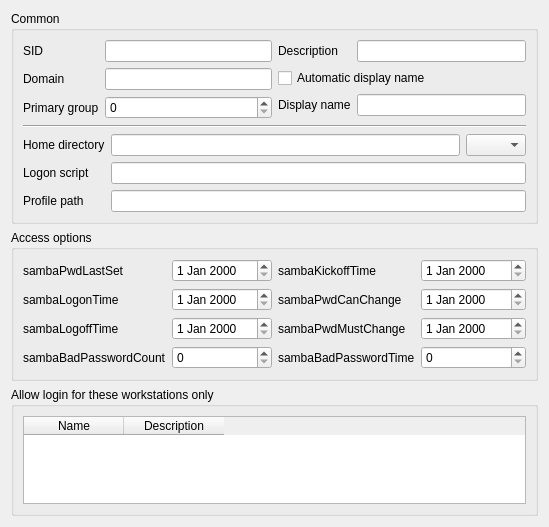
Qt form agent/src/clacks/agent/data/templates/default/user-samba.ui (gonicus/clacks) before a commit.
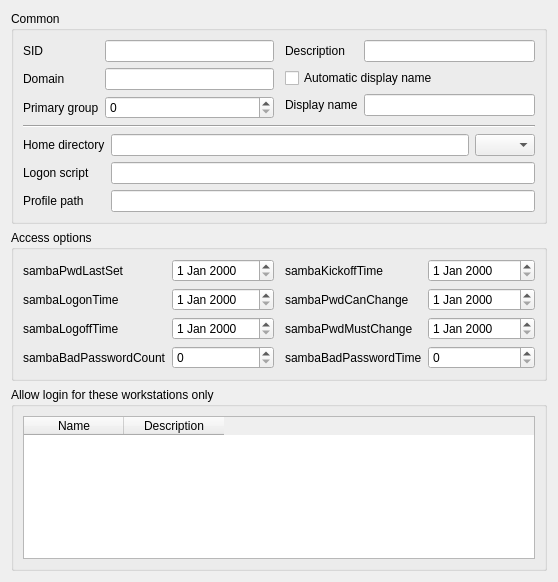
The same form after that commit. Icons and pictures are not drawn.

```diff
--- a/agent/src/clacks/agent/data/templates/default/user-samba.ui
+++ b/agent/src/clacks/agent/data/templates/default/user-samba.ui
@@ -6,8 +6,8 @@
    <rect>
     <x>0</x>
     <y>0</y>
-    <width>549</width>
-    <height>527</height>
+    <width>558</width>
+    <height>582</height>
    </rect>
   </property>
   <property name="windowTitle">
@@ -25,8 +25,6 @@
      </property>
      <layout class="QGridLayout" name="gridLayout">
       <item row="0" column="0">
-       <layout class="QVBoxLayout" name="verticalLayout">
-        <item>
          <layout class="QHBoxLayout" name="horizontalLayout_2">
           <item>
            <layout class="QFormLayout" name="formLayout_2">
@@ -71,6 +69,22 @@
             </item>
            </layout>
           </item>
+        <item>
+         <spacer name="horizontalSpacer">
+          <property name="orientation">
+           <enum>Qt::Horizontal</enum>
+          </property>
+          <property name="sizeType">
+           <enum>QSizePolicy::Fixed</enum>
+          </property>
+          <property name="sizeHint" stdset="0">
+           <size>
+            <width>5</width>
+            <height>20</height>
+           </size>
+          </property>
+         </spacer>
+        </item>
           <item>
            <layout class="QFormLayout" name="formLayout_3">
             <item row="0" column="0">
@@ -110,6 +124,8 @@
           </item>
          </layout>
         </item>
+      <item row="1" column="0">
+       <layout class="QVBoxLayout" name="verticalLayout">
         <item>
          <widget class="Line" name="line">
           <property name="orientation">
@@ -119,6 +135,9 @@
         </item>
         <item>
          <layout class="QFormLayout" name="formLayout">
+          <property name="fieldGrowthPolicy">
+           <enum>QFormLayout::ExpandingFieldsGrow</enum>
+          </property>
           <item row="0" column="0">
            <widget class="QLabel" name="sambaHomePathLabel">
             <property name="text">
@@ -243,6 +262,22 @@
           </item>
          </layout>
         </item>
+        <item>
+         <spacer name="horizontalSpacer_2">
+          <property name="orientation">
+           <enum>Qt::Horizontal</enum>
+          </property>
+          <property name="sizeType">
+           <enum>QSizePolicy::Fixed</enum>
+          </property>
+          <property name="sizeHint" stdset="0">
+           <size>
+            <width>5</width>
+            <height>20</height>
+           </size>
+          </property>
+         </spacer>
+        </item>
         <item>
          <layout class="QFormLayout" name="formLayout_4">
           <item row="0" column="0">
```
Lines whose indentation alone changed are shown as unchanged.
